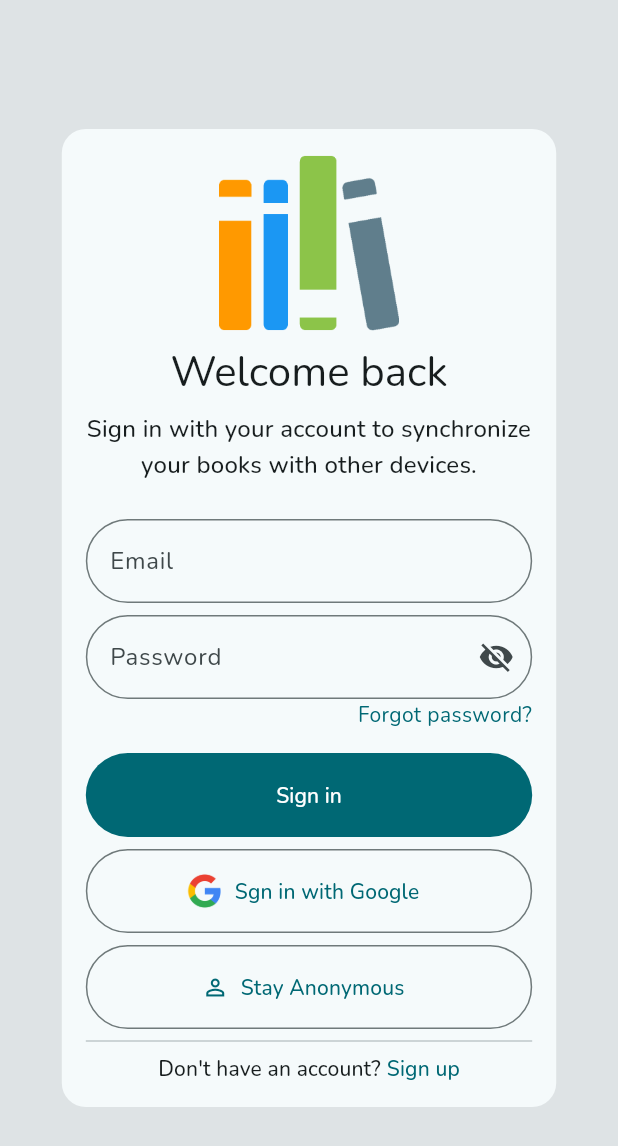
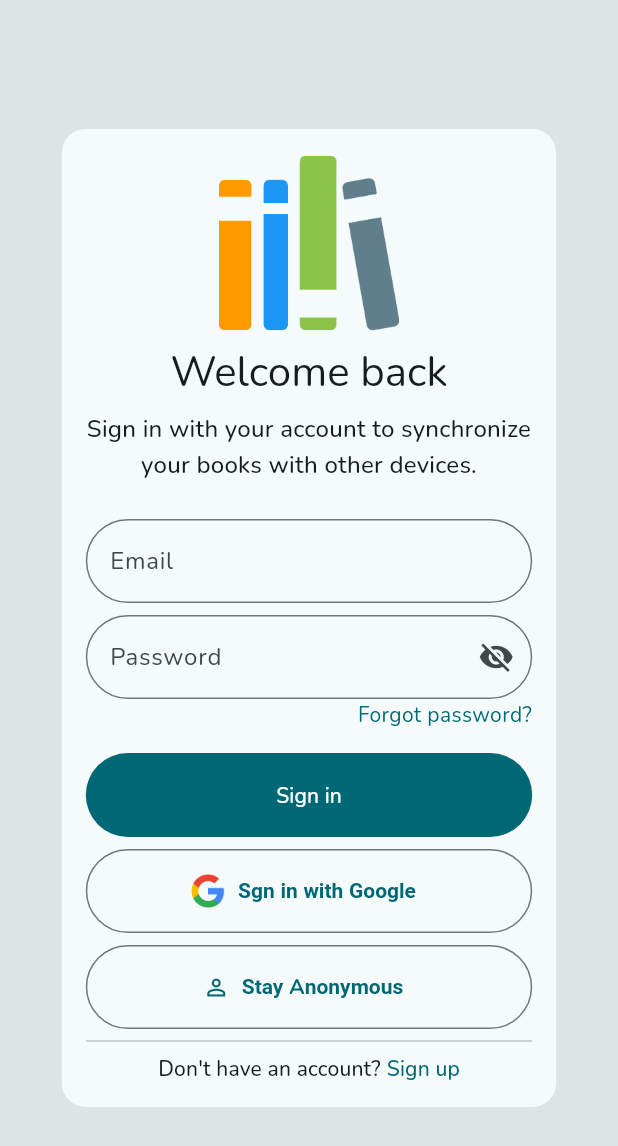
Before and after one commit to shockbytes/DanteX, a Flutter app: the screen it shows after launch, on a phone screen of 412 x 824 dp. Shown: the top 1146 px of the screen. Run offline on Flutter 3.47's test engine with Material 3 defaults, Android fonts, the phone set to English and light mode, and no system bars; our stand-ins replace cached_network_image, dio, easy_localization, email_validator, firebase_analytics, firebase_auth and 14 more; missing offline and left inert: device_marketing_names, extension_google_sign_in_as_googleapis_auth, flutter_barcode_scanner, googleapis, language_picker; accounts and stored records are empty; generated files the repository leaves out were written again; project files that could hold a hidden picture were left out.

Commit message:
Add custom colors

```diff
--- a/assets/translations/en-US.json
+++ b/assets/translations/en-US.json
@@ -57,7 +57,7 @@
   },
   "book_state": {
     "for_later": "For later",
-    "read": "Read",
+    "read": "Done",
     "reading": "Reading",
     "wishlist": "Wishlist"
   },
--- /dev/null
+++ b/lib/theme/dante_colors.dart
@@ -0,0 +1,49 @@
+import 'package:flutter/material.dart';
+
+class DanteColors extends ThemeExtension<DanteColors> {
+  const DanteColors({
+    required this.forLaterColor,
+    required this.readingColor,
+    required this.readColor,
+    required this.wishlistColor,
+  });
+
+  final Color? forLaterColor;
+  final Color? readingColor;
+  final Color? readColor;
+  final Color? wishlistColor;
+
+  @override
+  DanteColors copyWith({
+    Color? forLaterColor,
+    Color? readingColor,
+    Color? readColor,
+    Color? wishlistColor,
+  }) {
+    return DanteColors(
+      forLaterColor: forLaterColor ?? this.forLaterColor,
+      readingColor: readingColor ?? this.readingColor,
+      readColor: readColor ?? this.readColor,
+      wishlistColor: wishlistColor ?? this.wishlistColor,
+    );
+  }
+
+  @override
+  DanteColors lerp(DanteColors? other, double t) {
+    if (other is! DanteColors) {
+      return this;
+    }
+    return DanteColors(
+      forLaterColor: Color.lerp(forLaterColor, other.forLaterColor, t),
+      readingColor: Color.lerp(readingColor, other.readingColor, t),
+      readColor: Color.lerp(readColor, other.readColor, t),
+      wishlistColor: Color.lerp(wishlistColor, other.wishlistColor, t),
+    );
+  }
+
+  // Optional
+  @override
+  String toString() =>
+      'DanteColors(forLaterColor: $forLaterColor, readingColor: $readingColor, '
+      'readColor: $readColor, wishlistColor: $wishlistColor)';
+}
--- a/lib/theme/theme.dart
+++ b/lib/theme/theme.dart
@@ -1,3 +1,4 @@
+import 'package:dantex/theme/dante_colors.dart';
 import 'package:flutter/material.dart';
 import 'package:google_fonts/google_fonts.dart';
 
@@ -6,9 +7,36 @@ class CustomTheme {
     final colorScheme = ColorScheme.fromSeed(
       seedColor: Colors.white,
     );
+
     return ThemeData(
       colorScheme: colorScheme,
       fontFamily: GoogleFonts.nunito().fontFamily,
+      outlinedButtonTheme: const OutlinedButtonThemeData(
+        style: ButtonStyle(
+          textStyle: WidgetStatePropertyAll(
+            TextStyle(
+              fontWeight: FontWeight.bold,
+            ),
+          ),
+        ),
+      ),
+      textButtonTheme: const TextButtonThemeData(
+        style: ButtonStyle(
+          textStyle: WidgetStatePropertyAll(
+            TextStyle(
+              fontWeight: FontWeight.bold,
+            ),
+          ),
+        ),
+      ),
+      extensions: const <ThemeExtension<dynamic>>[
+        DanteColors(
+          forLaterColor: Colors.green,
+          readingColor: Colors.blue,
+          readColor: Colors.orange,
+          wishlistColor: Colors.purple,
+        ),
+      ],
     );
   }
 
@@ -21,6 +49,32 @@ class CustomTheme {
     return ThemeData(
       colorScheme: colorScheme,
       fontFamily: GoogleFonts.nunito().fontFamily,
+      outlinedButtonTheme: const OutlinedButtonThemeData(
+        style: ButtonStyle(
+          textStyle: WidgetStatePropertyAll(
+            TextStyle(
+              fontWeight: FontWeight.bold,
+            ),
+          ),
+        ),
+      ),
+      textButtonTheme: const TextButtonThemeData(
+        style: ButtonStyle(
+          textStyle: WidgetStatePropertyAll(
+            TextStyle(
+              fontWeight: FontWeight.bold,
+            ),
+          ),
+        ),
+      ),
+      extensions: const <ThemeExtension<dynamic>>[
+        DanteColors(
+          forLaterColor: Colors.green,
+          readingColor: Colors.blue,
+          readColor: Colors.orange,
+          wishlistColor: Colors.purple,
+        ),
+      ],
     );
   }
 }
--- a/lib/widgets/book_list/book_label_button.dart
+++ b/lib/widgets/book_list/book_label_button.dart
@@ -6,10 +6,7 @@ import 'package:flutter/material.dart';
 import 'package:flutter_riverpod/flutter_riverpod.dart';
 
 class BookLabelButton extends StatelessWidget {
-  const BookLabelButton({
-    required this.label,
-    super.key,
-  });
+  const BookLabelButton({required this.label, super.key});
 
   final BookLabel label;
 
```
Also changed, not shown: lib/screens/add_custom_book_screen.dart (+15 -3 lines), lib/screens/home_screen.dart (+21 -14 lines), lib/widgets/add_book/add_book_widget.dart (+19 -4 lines), 1 other file.
